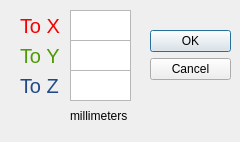
Before: the Qt Designer form setposition_window.ui in moonmedtwo/MyEyes, drawn with Qt 5.
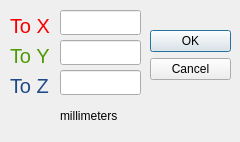
After: the same form once the commit is applied.

```diff
--- a/setposition_window.ui
+++ b/setposition_window.ui
@@ -32,7 +32,7 @@
   <widget class="QLabel" name="label_3">
    <property name="geometry">
     <rect>
-     <x>20</x>
+     <x>10</x>
      <y>70</y>
      <width>41</width>
      <height>31</height>
@@ -50,20 +50,10 @@
     <string>To Z</string>
    </property>
   </widget>
-  <widget class="QTextEdit" name="text_Y">
-   <property name="geometry">
-    <rect>
-     <x>70</x>
-     <y>40</y>
-     <width>61</width>
-     <height>31</height>
-    </rect>
-   </property>
-  </widget>
   <widget class="QLabel" name="label_2">
    <property name="geometry">
     <rect>
-     <x>20</x>
+     <x>10</x>
      <y>40</y>
      <width>41</width>
      <height>31</height>
@@ -81,20 +71,10 @@
     <string>To Y</string>
    </property>
   </widget>
-  <widget class="QTextEdit" name="text_Z">
-   <property name="geometry">
-    <rect>
-     <x>70</x>
-     <y>70</y>
-     <width>61</width>
-     <height>31</height>
-    </rect>
-   </property>
-  </widget>
   <widget class="QLabel" name="label">
    <property name="geometry">
     <rect>
-     <x>20</x>
+     <x>10</x>
      <y>10</y>
      <width>41</width>
      <height>31</height>
@@ -112,20 +92,10 @@
     <string>To X</string>
    </property>
   </widget>
-  <widget class="QTextEdit" name="text_X">
-   <property name="geometry">
-    <rect>
-     <x>70</x>
-     <y>10</y>
-     <width>61</width>
-     <height>31</height>
-    </rect>
-   </property>
-  </widget>
   <widget class="QLabel" name="label_4">
    <property name="geometry">
     <rect>
-     <x>70</x>
+     <x>60</x>
      <y>100</y>
      <width>81</width>
      <height>31</height>
@@ -135,6 +105,36 @@
     <string>millimeters</string>
    </property>
   </widget>
+  <widget class="QLineEdit" name="lineEdit_X">
+   <property name="geometry">
+    <rect>
+     <x>60</x>
+     <y>10</y>
+     <width>81</width>
+     <height>25</height>
+    </rect>
+   </property>
+  </widget>
+  <widget class="QLineEdit" name="lineEdit_Y">
+   <property name="geometry">
+    <rect>
+     <x>60</x>
+     <y>40</y>
+     <width>81</width>
+     <height>25</height>
+    </rect>
+   </property>
+  </widget>
+  <widget class="QLineEdit" name="lineEdit_Z">
+   <property name="geometry">
+    <rect>
+     <x>60</x>
+     <y>70</y>
+     <width>81</width>
+     <height>25</height>
+    </rect>
+   </property>
+  </widget>
  </widget>
  <resources/>
  <connections>
```
